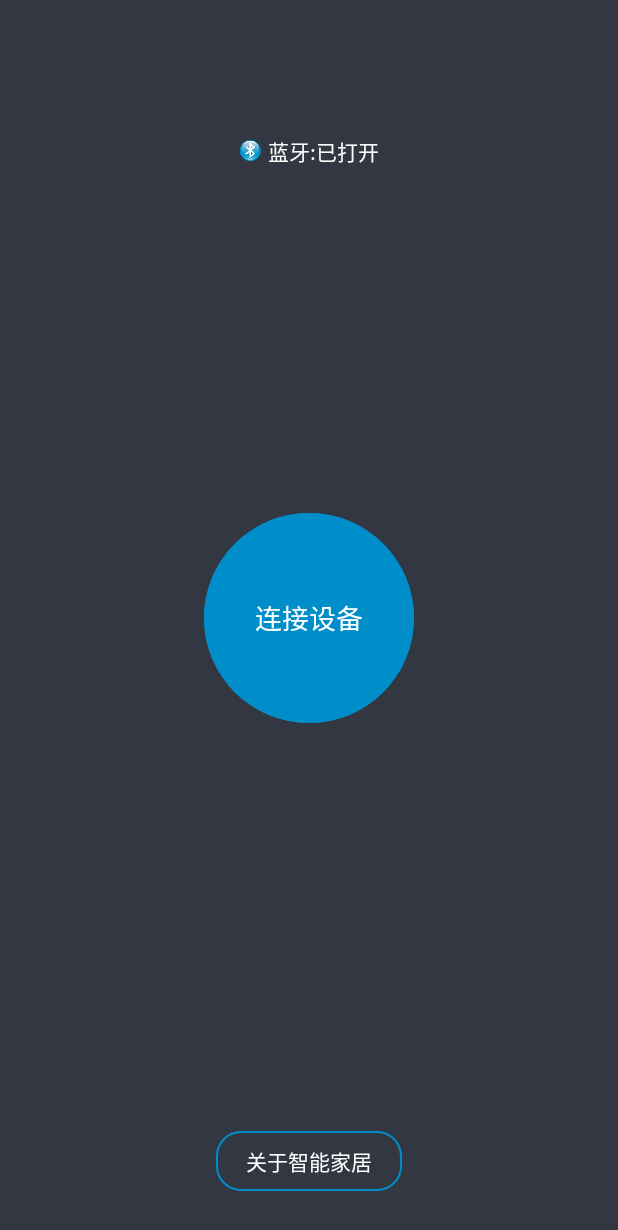
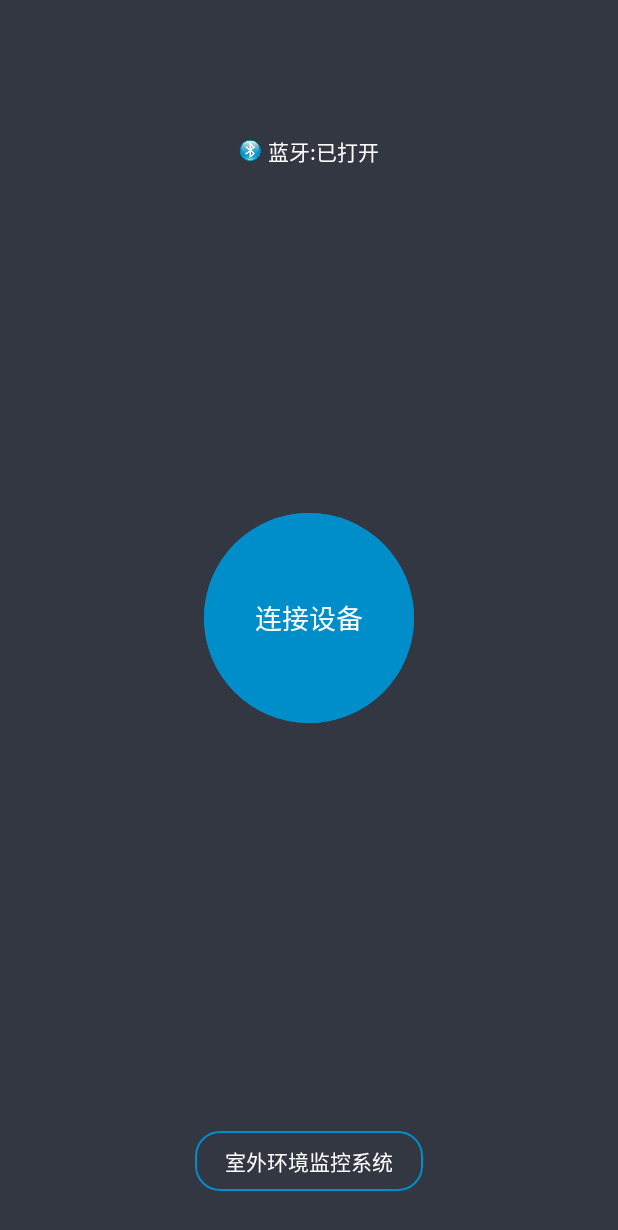
Before and after one commit to chenls/SensorBLE, an Android app: the screen it shows after launch (WelcomeActivity), on a phone screen of 412 x 824 dp. Shown: the top 1230 px of the screen. Run offline under Robolectric (Android 15) with nearby library versions, the phone set to English and light mode, and no system bars.

Commit message:
修改名称

```diff
--- a/app/src/main/res/values/strings.xml
+++ b/app/src/main/res/values/strings.xml
@@ -26,7 +26,7 @@
     <string name="ble_not_supported">Bluetooth Low Energy not supported</string>
     <string name="scan">扫描</string>
     <string name="cancel">取消</string>
-    <string name="about_BLE">关于智能家居</string>
+    <string name="about_BLE">室外环境监控系统</string>
     <string name="connect_bluetooth">连接设备</string>
     <string name="bluetooth_close">" 蓝牙:未打开"</string>
     <string name="bluetooth_open">" 蓝牙:已打开"</string>
```
